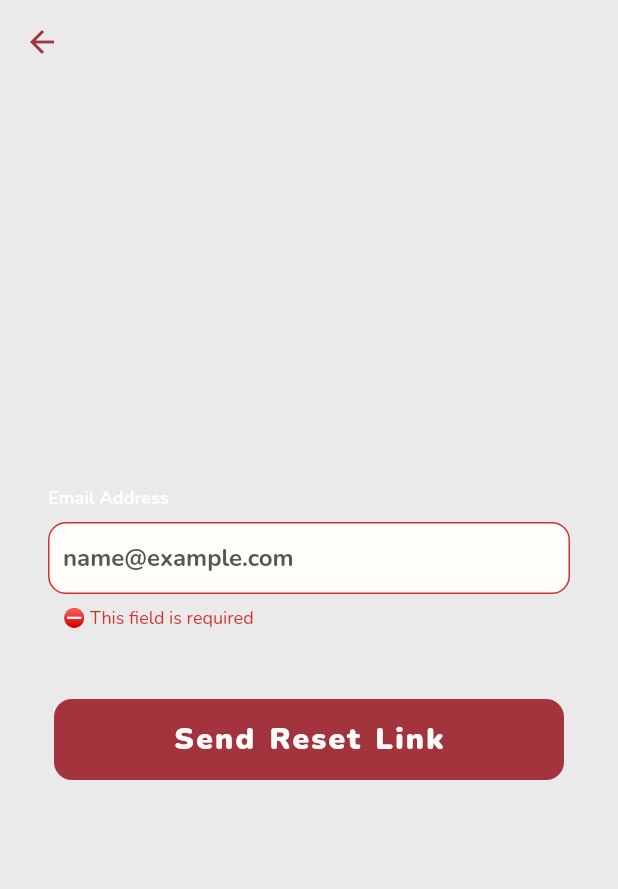
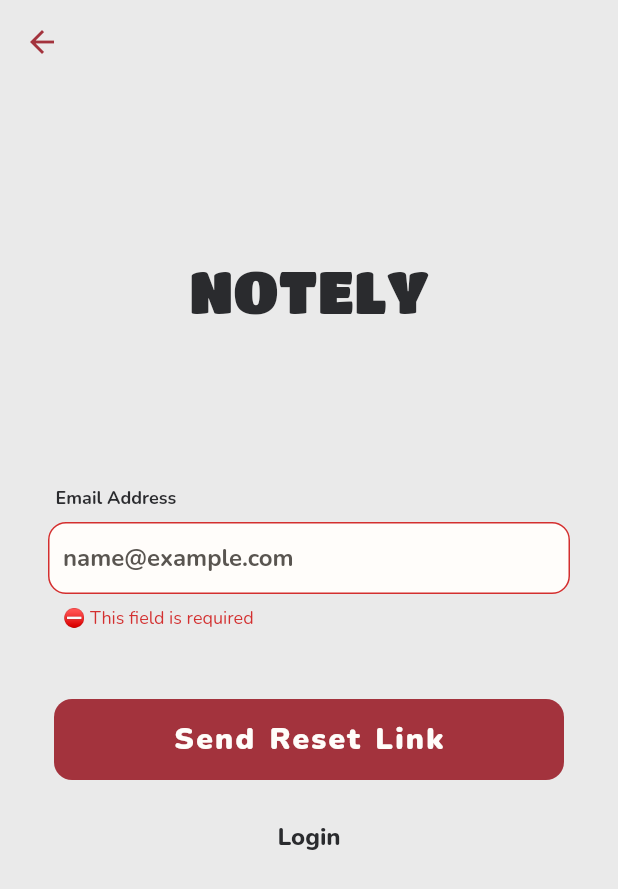
Before and after one commit to rabianurtunen0/Notely, a Flutter app: the PasswordReset screen opened directly, after a tap on "Send Reset Link", on a phone screen of 412 x 824 dp. Shown: the top 889 px of the screen. Run offline on Flutter 3.47's test engine with Material 2 defaults, Android fonts, the phone set to English and light mode, and no system bars; our stand-ins replace cloud_firestore, firebase_auth, firebase_core, fluttertoast, get; accounts and stored records are empty.

Commit message:
colors changed

```diff
--- a/lib/passwordreset.dart
+++ b/lib/passwordreset.dart
@@ -25,11 +25,12 @@ class _PasswordResetState extends State<PasswordReset> {
         backgroundColor: Colors.transparent,
         elevation: 0,
         leading: IconButton(
-          onPressed: () => Get.back(),
-          icon: const Icon(
+          onPressed: () => Get.to(const Login()),
+          icon: Icon(
             Icons.arrow_back,
-            color: Color(0XFFA3333D),
+            color: Theme.of(context).highlightColor,
           ),
+          splashRadius: 20.0,
         ),
       ),
       body: SafeArea(
@@ -42,27 +43,27 @@ class _PasswordResetState extends State<PasswordReset> {
                 Container(
                   alignment: Alignment.center,
                   margin: const EdgeInsets.fromLTRB(0.0, 82.0, 0.0, 88.0),
-                  child: const Text(
+                  child: Text(
                     'NOTELY',
                     style: TextStyle(
                       fontFamily: 'Titan One',
                       fontStyle: FontStyle.normal,
                       fontWeight: FontWeight.w400,
                       fontSize: 40,
-                      color: Color(0XFFEAEAEA),
+                      color: Theme.of(context).textSelectionTheme.selectionColor,
                     ),
                   ),
                 ),
                 Container(
                   alignment: Alignment.topLeft,
-                  margin: const EdgeInsets.fromLTRB(0.0, 20.0, 0.0, 8.0),
-                  child: const Text(
+                  margin: const EdgeInsets.fromLTRB(5.0, 20.0, 0.0, 8.0),
+                  child: Text(
                     'Email Address',
                     style: TextStyle(
                       fontStyle: FontStyle.normal,
                       fontWeight: FontWeight.w700,
                       fontSize: 12,
-                      color: Color(0XFFFFFDFA),
+                      color: Theme.of(context).textSelectionTheme.selectionColor,
                     ),
                   ),
                 ),
@@ -128,10 +129,13 @@ class _PasswordResetState extends State<PasswordReset> {
                   child: Material(
                     elevation: 0,
                     borderRadius: BorderRadius.circular(12.0),
-                    color: const Color(0XFFA3333D),
+                    color: Theme.of(context).highlightColor,
                     child: MaterialButton(
                       minWidth: MediaQuery.of(context).size.width,
                       height: 54,
+                      shape: RoundedRectangleBorder(
+                        borderRadius: BorderRadius.circular(12.0),
+                      ),
                       onPressed: () {
                         resetPassword();
                       },
@@ -156,13 +160,17 @@ class _PasswordResetState extends State<PasswordReset> {
                     onPressed: () {
                       Get.to(const Login());
                     },
-                    child: const Text(
+                    style: ButtonStyle(
+                      overlayColor: MaterialStateProperty.all<Color>(
+                          Theme.of(context).backgroundColor),
+                    ),
+                    child: Text(
                       'Login',
                       style: TextStyle(
                         fontStyle: FontStyle.normal,
                         fontWeight: FontWeight.w800,
                         fontSize: 16,
-                        color: Color(0XFFEAEAEA),
+                        color: Theme.of(context).textSelectionTheme.selectionColor,
                       ),
                     ),
                   ),
@@ -182,16 +190,17 @@ class _PasswordResetState extends State<PasswordReset> {
             email: emailEditingController.text.trim());
         Fluttertoast.showToast(
           msg: "Password reset email sent",
-          backgroundColor: const Color(0XFFA3333D),
-          textColor: Colors.white,
+          // ignore: use_build_context_synchronously
+          backgroundColor: Theme.of(context).highlightColor,
+          textColor: const Color(0XFFFFFDFA),
           fontSize: 14.0,
         );
         Get.to(const Login());
       } on FirebaseAuthException catch (e) {
         Fluttertoast.showToast(
           msg: e.message.toString(),
-          backgroundColor: const Color(0XFFA3333D),
-          textColor: Colors.white,
+          backgroundColor: Theme.of(context).highlightColor,
+          textColor: const Color(0XFFFFFDFA),
           fontSize: 14.0,
         );
       }
```
